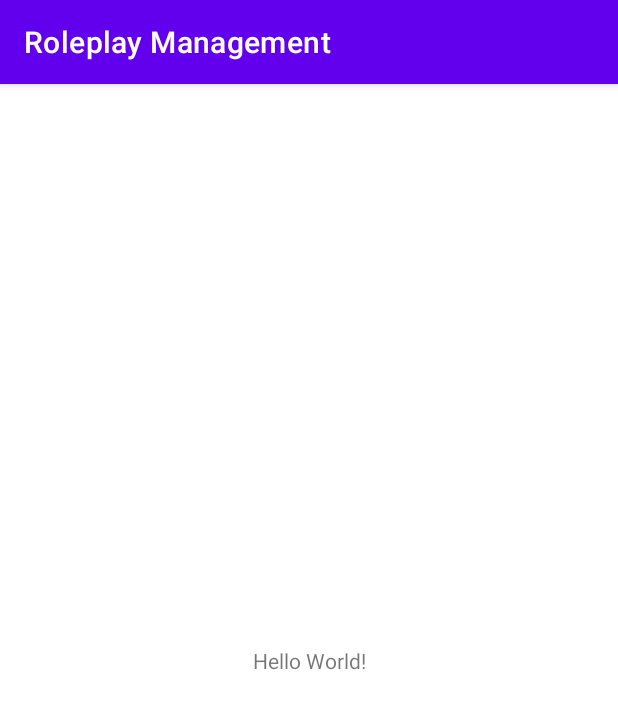
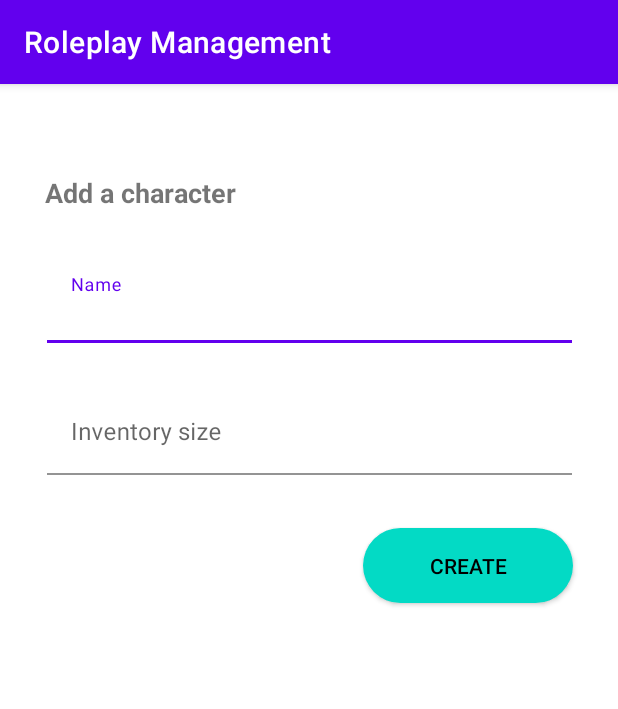
Before and after one commit to frankbrg/roleplay-management, an Android app: the screen it shows after launch (MainActivity), on a phone screen of 412 x 824 dp. Shown: the top 709 px of the screen. Run offline under Robolectric (Android 15) with nearby library versions, the phone set to English and light mode, and no system bars.

Commit message:
💩 add character and item

```diff
--- a/app/src/main/java/com/example/roleplaymanagement/MainActivity.java
+++ b/app/src/main/java/com/example/roleplaymanagement/MainActivity.java
@@ -10,6 +10,6 @@ public class MainActivity extends AppCompatActivity {
     protected void onCreate(Bundle savedInstanceState) {
 
         super.onCreate(savedInstanceState);
-        setContentView(R.layout.activity_main);
+        setContentView(R.layout.activity_add_character);
     }
 }
--- /dev/null
+++ b/app/src/main/res/drawable/ic_baseline_add_24.xml
@@ -0,0 +1,10 @@
+<vector xmlns:android="http://schemas.android.com/apk/res/android"
+    android:width="24dp"
+    android:height="24dp"
+    android:viewportWidth="24"
+    android:viewportHeight="24"
+    android:tint="?attr/colorControlNormal">
+  <path
+      android:fillColor="@android:color/white"
+      android:pathData="M19,13h-6v6h-2v-6H5v-2h6V5h2v6h6v2z"/>
+</vector>
--- /dev/null
+++ b/app/src/main/res/drawable/rounded_button.xml
@@ -0,0 +1,9 @@
+<?xml version="1.0" encoding="utf-8"?>
+<shape xmlns:android="http://schemas.android.com/apk/res/android" android:shape="rectangle" android:padding="10dp">
+    <solid android:color="#03DAC5"/> <!-- this one is ths color of the Rounded Button -->
+    <corners
+        android:bottomRightRadius="100dp"
+        android:bottomLeftRadius="100dp"
+        android:topLeftRadius="100dp"
+        android:topRightRadius="100dp"/>
+</shape>
--- /dev/null
+++ b/app/src/main/res/layout/activity_add_character.xml
@@ -0,0 +1,74 @@
+<?xml version="1.0" encoding="utf-8"?>
+<androidx.constraintlayout.widget.ConstraintLayout
+    xmlns:android="http://schemas.android.com/apk/res/android"
+    xmlns:app="http://schemas.android.com/apk/res-auto"
+    xmlns:tools="http://schemas.android.com/tools"
+    android:layout_width="match_parent"
+    android:layout_height="match_parent">
+
+    <com.google.android.material.textfield.TextInputLayout
+        android:id="@+id/textInputLayout"
+        android:layout_width="350dp"
+        android:layout_height="wrap_content"
+        android:layout_marginTop="32dp"
+        app:boxBackgroundColor="#FFFFFF"
+        app:layout_constraintEnd_toEndOf="parent"
+        app:layout_constraintStart_toStartOf="parent"
+        app:layout_constraintTop_toBottomOf="@+id/textView2">
+
+        <com.google.android.material.textfield.TextInputEditText
+            android:id="@+id/name_character"
+            android:layout_width="match_parent"
+            android:layout_height="wrap_content"
+            android:hint="Name" />
+    </com.google.android.material.textfield.TextInputLayout>
+
+    <com.google.android.material.textfield.TextInputLayout
+        android:id="@+id/textInputLayout2"
+        android:layout_width="350dp"
+        android:layout_height="wrap_content"
+        android:layout_marginTop="32dp"
+        app:boxBackgroundColor="#FFFFFF"
+        android:width="1dp"
+        android:color="#ff9900"
+        app:layout_constraintEnd_toEndOf="parent"
+        app:layout_constraintStart_toStartOf="parent"
+        app:layout_constraintTop_toBottomOf="@+id/textInputLayout">
+
+        <com.google.android.material.textfield.TextInputEditText
+            android:id="@+id/inventory_size_character"
+            android:layout_width="match_parent"
+            android:layout_height="wrap_content"
+            android:hint="Inventory size" />
+    </com.google.android.material.textfield.TextInputLayout>
+
+    <TextView
+        android:id="@+id/textView2"
+        android:layout_width="wrap_content"
+        android:layout_height="wrap_content"
+        android:layout_marginStart="30dp"
+        android:layout_marginLeft="30dp"
+        android:layout_marginTop="60dp"
+        android:text="Add a character"
+        android:textSize="18sp"
+        android:textStyle="bold"
+        app:layout_constraintStart_toStartOf="parent"
+        app:layout_constraintTop_toTopOf="parent" />
+
+    <android.widget.Button
+        android:id="@+id/button_create_character"
+        android:layout_width="140dp"
+        android:layout_height="50dp"
+        android:layout_marginTop="35dp"
+        android:layout_marginEnd="30dp"
+        android:layout_marginRight="30dp"
+        android:background="@drawable/rounded_button"
+        android:text="CREATE"
+        android:textColor="#000000"
+        app:icon="@drawable/ic_baseline_add_24"
+        app:iconTint="#000000"
+        app:layout_constraintEnd_toEndOf="parent"
+        app:layout_constraintTop_toBottomOf="@+id/textInputLayout2" />
+
+
+</androidx.constraintlayout.widget.ConstraintLayout>
```
Also changed, not shown: app/src/main/res/layout/activity_add_item.xml (added, +73 -0 lines).
